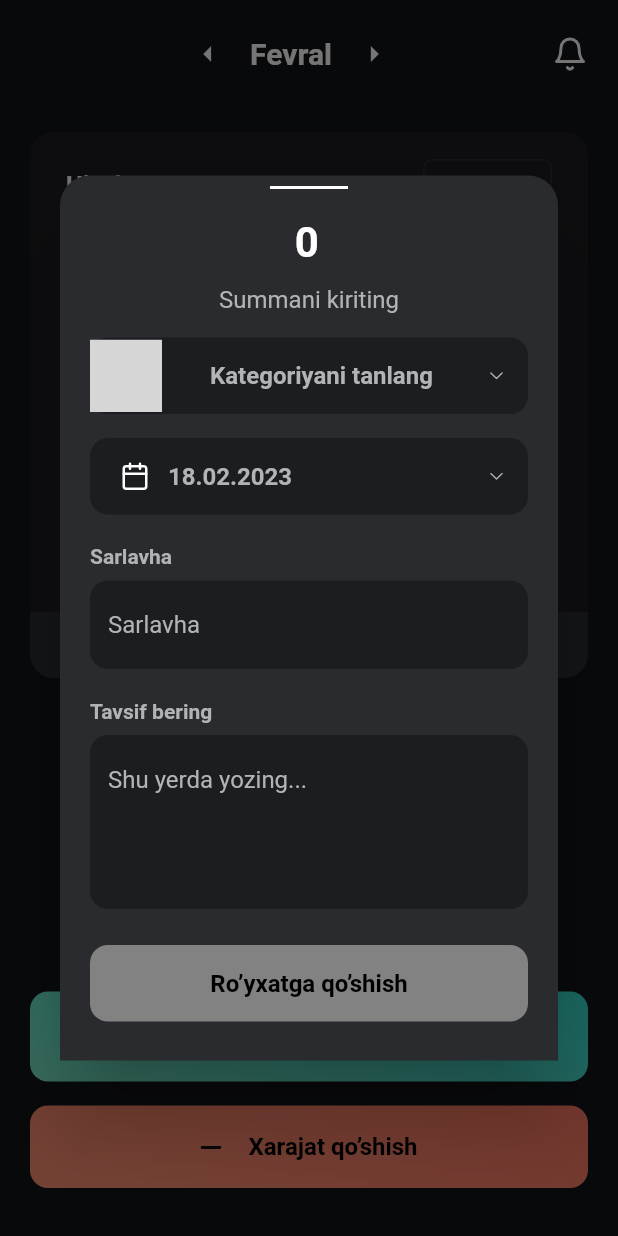
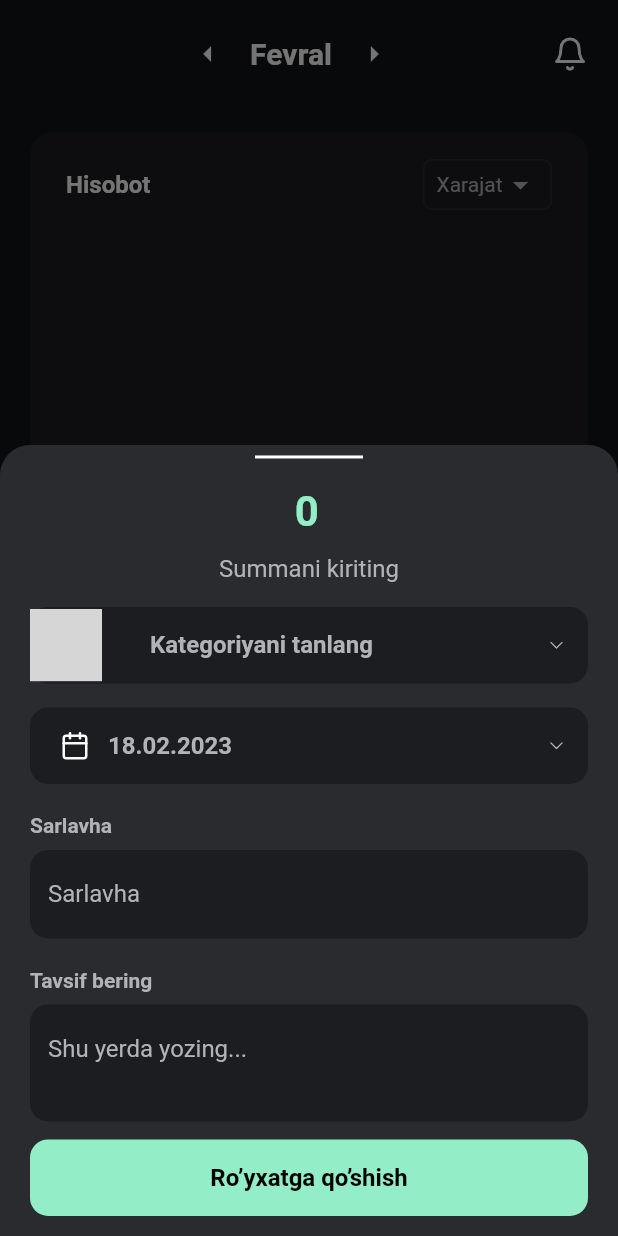
Before and after one commit to iskandarfazliddinov/toolpor_expense, a Flutter app: the screen it shows after launch, after a tap on "Daromad qo’shish", on a phone screen of 412 x 824 dp. Run offline on Flutter 3.47's test engine with Material 2 defaults, Android fonts, the phone set to English and light mode, and no system bars; our stand-ins replace fl_chart, flutter_slidable, flutter_svg; missing offline and left inert: dart:ffi; grey boxes are pictures that could not be loaded.

Commit message:
fix : bottomSheetDialog

```diff
--- a/lib/presentation/screens/dialog_screen/dialog_screen.dart
+++ b/lib/presentation/screens/dialog_screen/dialog_screen.dart
@@ -5,7 +5,9 @@ import '../../widgets/w_detail_items.dart';
 import '../../widgets/w_edit_item.dart';
 
 class DialogScreen extends StatelessWidget {
-  const DialogScreen({super.key});
+  final bool change;
+
+  const DialogScreen({required this.change, super.key});
 
   @override
   Widget build(BuildContext context) {
@@ -13,10 +15,8 @@ class DialogScreen extends StatelessWidget {
     TextEditingController titleController = TextEditingController();
     TextEditingController descriptionController = TextEditingController();
 
-    return Dialog(
-      backgroundColor: Colors.transparent,
-      child: Container(
-        height: 590,
+    return Container(
+      height: MediaQuery.of(context).size.height * 0.64,
       decoration: const BoxDecoration(
         color: Color(0xFF292B2F),
         borderRadius: BorderRadius.only(
@@ -30,15 +30,16 @@ class DialogScreen extends StatelessWidget {
           children: [
             const Divider(
               color: Colors.white,
-                endIndent: 120,
+              endIndent: 150,
               thickness: 2,
-                indent: 120,
+              indent: 150,
             ),
             TextField(
               textAlign: TextAlign.center,
               controller: controller,
-                style: const TextStyle(
-                  color: Colors.white,
+              style: TextStyle(
+                color:
+                    change ? const Color(0xFF93EDC7) : const Color(0xFFFE9A7B),
                 fontWeight: FontWeight.w600,
                 fontSize: 28,
               ),
@@ -63,28 +64,36 @@ class DialogScreen extends StatelessWidget {
               title: 'Kategoriyani tanlang',
               appIcons: '',
               iconDow: AppIcons.down,
-                onTab: () {
-
-                },
+              onTab: () {},
             ),
             WDetailItems(
               subTitle: "",
               title: "18.02.2023",
               appIcons: AppIcons.calendar,
               iconDow: AppIcons.down,
-                onTab: () {
-                },
+              onTab: () {},
             ),
-              WEditItem(subTitle: "Sarlavha", controllers: titleController, hintText: 'Sarlavha', maxLines: 1,),
-              WEditItem(subTitle: "Tavsif bering", controllers: descriptionController, hintText: 'Shu yerda yozing...', maxLines: 4,),
+            WEditItem(
+              subTitle: "Sarlavha",
+              controllers: titleController,
+              hintText: 'Sarlavha',
+              maxLines: 1,
+            ),
+            WEditItem(
+              subTitle: "Tavsif bering",
+              controllers: descriptionController,
+              hintText: 'Shu yerda yozing...',
+              maxLines: 2,
+            ),
             Container(
               width: double.infinity,
-                margin: const EdgeInsets.symmetric(vertical: 24),
+              margin: const EdgeInsets.symmetric(vertical: 12),
               padding: const EdgeInsets.symmetric(vertical: 16),
               decoration: BoxDecoration(
-                  color: const Color(0xFF828282),
-                  borderRadius: BorderRadius.circular(12)
-                ),
+                  color: change
+                      ? const Color(0xFF93EDC7)
+                      : const Color(0xFFFE9A7B),
+                  borderRadius: BorderRadius.circular(12)),
               child: Center(
                 child: Text(
                   "Ro’yxatga qo’shish",
@@ -95,7 +104,6 @@ class DialogScreen extends StatelessWidget {
           ],
         ),
       ),
-      ),
     );
   }
 }
--- a/lib/presentation/screens/home_screen/home_screen.dart
+++ b/lib/presentation/screens/home_screen/home_screen.dart
@@ -64,7 +64,8 @@ class _HomeScreenState extends State<HomeScreen> {
               child: Column(
                 children: [
                   Padding(
-                    padding: const EdgeInsets.symmetric(horizontal: 24.0,vertical: 18.0),
+                    padding: const EdgeInsets.symmetric(
+                        horizontal: 24.0, vertical: 18.0),
                     child: Row(
                       mainAxisAlignment: MainAxisAlignment.spaceBetween,
                       children: [
@@ -73,8 +74,7 @@ class _HomeScreenState extends State<HomeScreen> {
                           style: AppStyles.getItems(),
                         ),
                         Container(
-                          padding: const EdgeInsets.symmetric(
-                              vertical: 4, horizontal: 8),
+                          padding: const EdgeInsets.symmetric(vertical: 4, horizontal: 8),
                           decoration: BoxDecoration(
                             border: Border.all(
                               color: const Color(0xFF292B2F),
@@ -108,9 +108,12 @@ class _HomeScreenState extends State<HomeScreen> {
                   const SizedBox(height: 250),
                   Container(
                     padding: const EdgeInsets.symmetric(vertical: 12),
-                    decoration:const BoxDecoration(
+                    decoration: const BoxDecoration(
                       color: Color(0xFF292B2F),
-                      borderRadius: BorderRadius.only(bottomLeft: Radius.circular(16),bottomRight:Radius.circular(16),),
+                      borderRadius: BorderRadius.only(
+                        bottomLeft: Radius.circular(16),
+                        bottomRight: Radius.circular(16),
+                      ),
                     ),
                     child: Row(
                       mainAxisAlignment: MainAxisAlignment.spaceAround,
@@ -121,9 +124,8 @@ class _HomeScreenState extends State<HomeScreen> {
                               height: 20,
                               width: 20,
                               decoration: BoxDecoration(
-                                  borderRadius:BorderRadius.circular(60),
-                                  color: const Color(0xFF93EDC7)
-                                ),
+                                  borderRadius: BorderRadius.circular(60),
+                                  color: const Color(0xFF93EDC7)),
                             ),
                             const SizedBox(width: 12),
                             Text(
@@ -140,9 +142,8 @@ class _HomeScreenState extends State<HomeScreen> {
                               height: 20,
                               width: 20,
                               decoration: BoxDecoration(
-                                  borderRadius:BorderRadius.circular(60),
-                                  color: const Color(0xFFFE9A7B)
-                              ),
+                                  borderRadius: BorderRadius.circular(60),
+                                  color: const Color(0xFFFE9A7B)),
                             ),
                             const SizedBox(width: 12),
                             Text(
@@ -164,11 +165,18 @@ class _HomeScreenState extends State<HomeScreen> {
                 mainAxisAlignment: MainAxisAlignment.end,
                 children: [
                   GestureDetector(
-                    onTap: (){
-                      showDialog(
+                    onTap: () {
+                      showModalBottomSheet(
+                        isScrollControlled: true,
+                        backgroundColor: Colors.transparent,
                         context: context,
                         builder: (BuildContext context) {
-                          return const DialogScreen();
+                          return Padding(
+                            padding: EdgeInsets.only(
+                                bottom: MediaQuery.of(context).viewInsets.bottom,
+                            ),
+                            child: const DialogScreen(change: true),
+                          );
                         },
                       );
                     },
@@ -184,28 +192,41 @@ class _HomeScreenState extends State<HomeScreen> {
                             Color(0xFF1CD8D2), // Start color (#1CD8D2)
                             Color(0xFF93EDC7), // End color (#93EDC7)
                           ],
-                          stops: [0.0, 1.0], // Adjust the stops as needed
-                          transform: GradientRotation(90), // Set the desired angle
+                          stops: [0.0, 1.0],
+                          // Adjust the stops as needed
+                          transform:
+                              GradientRotation(90), // Set the desired angle
                         ),
                         borderRadius: BorderRadius.circular(12),
                       ),
                       child: Row(
                         mainAxisAlignment: MainAxisAlignment.center,
                         children: [
-                          const Icon(Icons.add,color: Colors.black,),
-                          const SizedBox(width: 18,),
-                          Text("Daromad qo’shish",style: AppStyles.getItems().copyWith(color: Colors.black),),
+                          const Icon(
+                            Icons.add,
+                            color: Colors.black,
+                          ),
+                          const SizedBox(
+                            width: 18,
+                          ),
+                          Text(
+                            "Daromad qo’shish",
+                            style: AppStyles.getItems()
+                                .copyWith(color: Colors.black),
+                          ),
                         ],
                       ),
                     ),
                   ),
                   const SizedBox(height: 16),
                   GestureDetector(
-                    onTap: (){
-                      showDialog(
+                    onTap: () {
+                      showModalBottomSheet(
+                        isScrollControlled: true,
+                        backgroundColor: Colors.transparent,
                         context: context,
                         builder: (BuildContext context) {
-                          return const DialogScreen();
+                          return const DialogScreen(change: false);
                         },
                       );
                     },
@@ -221,8 +242,10 @@ class _HomeScreenState extends State<HomeScreen> {
                             Color(0xFFFF725F), // Start color (#1CD8D2)
                             Color(0xFFFE9A7B), // End color (#93EDC7)
                           ],
-                          stops: [0.0, 1.0], // Adjust the stops as needed
-                          transform: GradientRotation(90), // Set the desired angle
+                          stops: [0.0, 1.0],
+                          // Adjust the stops as needed
+                          transform:
+                              GradientRotation(90), // Set the desired angle
                         ),
                         borderRadius: BorderRadius.circular(12),
                       ),
@@ -231,7 +254,11 @@ class _HomeScreenState extends State<HomeScreen> {
                         children: [
                           SvgPicture.asset(AppIcons.minus),
                           const SizedBox(width: 18),
-                          Text("Xarajat qo’shish",style: AppStyles.getItems().copyWith(color: Colors.black),),
+                          Text(
+                            "Xarajat qo’shish",
+                            style: AppStyles.getItems()
+                                .copyWith(color: Colors.black),
+                          ),
                         ],
                       ),
                     ),
```
Lines whose indentation alone changed are shown as unchanged.
